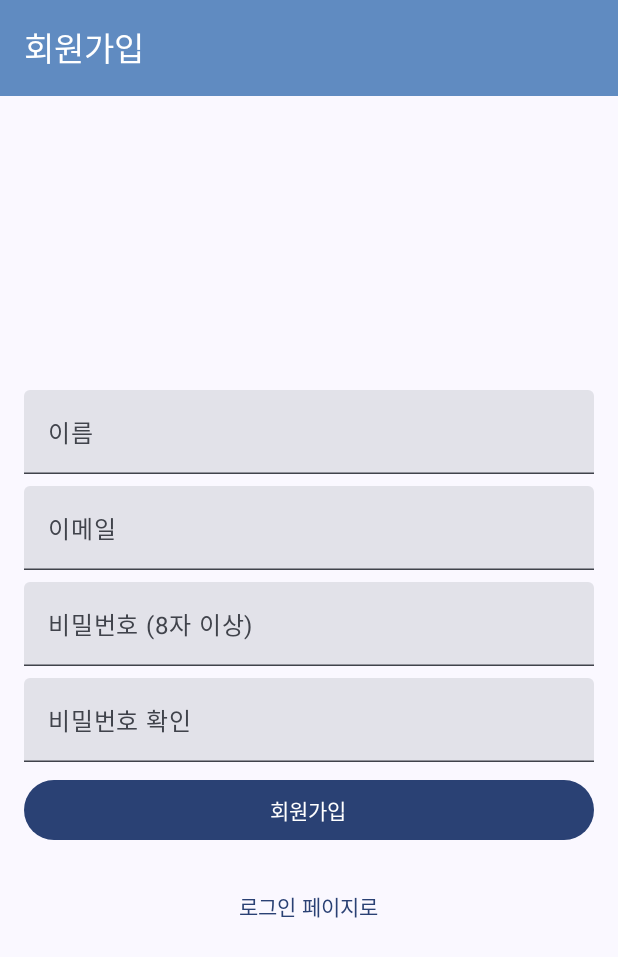
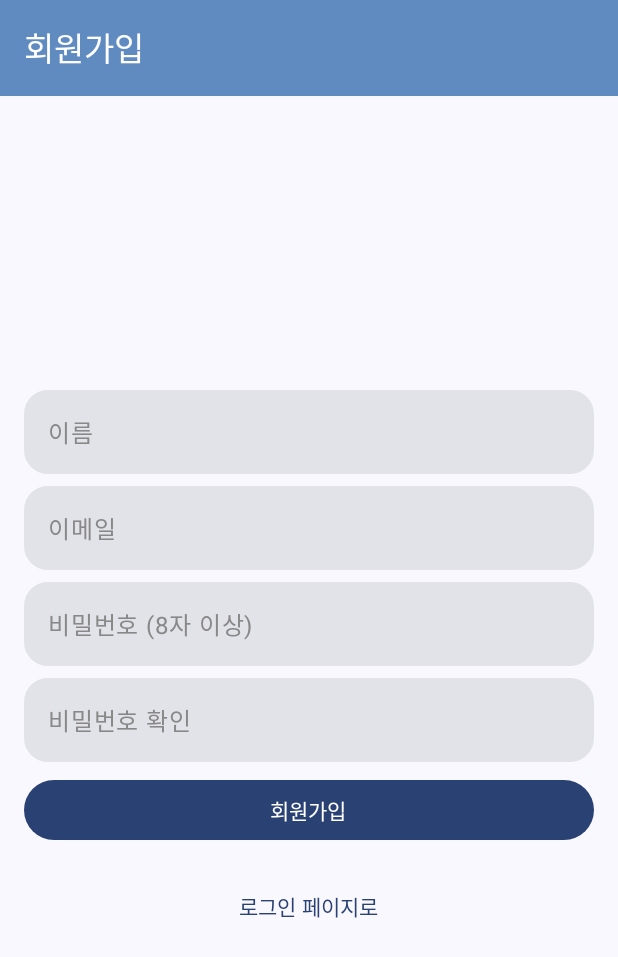
Before and after one commit to tesabel/mobileAppDevTeam25, an Android app built with Jetpack Compose: the SignUpPage screen opened through its navigation route, on a phone screen of 412 x 824 dp. Shown: the top 957 px of the screen. Run offline under Robolectric (Android 15) with nearby library versions, the phone set to English and light mode, and no system bars; our stand-ins replace Firebase (no records; nobody signed in at launch, a user with empty details on screens opened directly).

Commit message:
디자인 수정

```diff
--- a/app/src/main/java/com/example/doordonot/auth/SignUpPage.kt
+++ b/app/src/main/java/com/example/doordonot/auth/SignUpPage.kt
@@ -3,11 +3,13 @@
 package com.example.doordonot.auth
 
 import androidx.compose.foundation.layout.*
+import androidx.compose.foundation.shape.RoundedCornerShape
 import androidx.compose.foundation.text.KeyboardOptions
 import androidx.compose.material3.*
 import androidx.compose.runtime.*
 import androidx.compose.ui.Alignment
 import androidx.compose.ui.Modifier
+import androidx.compose.ui.graphics.Color
 import androidx.compose.ui.text.input.KeyboardType
 import androidx.compose.ui.text.input.PasswordVisualTransformation
 import androidx.compose.ui.unit.dp
@@ -16,6 +18,7 @@ import androidx.lifecycle.viewmodel.compose.viewModel
 import androidx.navigation.NavController
 import com.example.doordonot.ui.components.TopBar
 
+@OptIn(ExperimentalMaterial3Api::class)
 @Composable
 fun SignUpPage(
     navController: NavController,
@@ -45,7 +48,15 @@ fun SignUpPage(
                 modifier = Modifier.fillMaxWidth(),
                 keyboardOptions = KeyboardOptions(
                     keyboardType = KeyboardType.Text
-                )
+                ),
+                colors = TextFieldDefaults.textFieldColors(
+                    //backgroundColor = Color.White,
+                    focusedIndicatorColor = Color.Transparent,
+                    unfocusedIndicatorColor = Color.Transparent,
+                    focusedLabelColor = Color.Gray,
+                    unfocusedLabelColor = Color.Gray
+                ),
+                shape = RoundedCornerShape(16.dp) // 둥근 모서리
             )
             Spacer(modifier = Modifier.height(8.dp))
 
@@ -57,7 +68,15 @@ fun SignUpPage(
                 modifier = Modifier.fillMaxWidth(),
                 keyboardOptions = KeyboardOptions(
                     keyboardType = KeyboardType.Email
-                )
+                ),
+                colors = TextFieldDefaults.textFieldColors(
+                    //backgroundColor = Color.White,
+                    focusedIndicatorColor = Color.Transparent,
+                    unfocusedIndicatorColor = Color.Transparent,
+                    focusedLabelColor = Color.Gray,
+                    unfocusedLabelColor = Color.Gray
+                ),
+                shape = RoundedCornerShape(16.dp) // 둥근 모서리
             )
             Spacer(modifier = Modifier.height(8.dp))
 
@@ -70,7 +89,15 @@ fun SignUpPage(
                 keyboardOptions = KeyboardOptions(
                     keyboardType = KeyboardType.Password
                 ),
-                visualTransformation = PasswordVisualTransformation()
+                visualTransformation = PasswordVisualTransformation(),
+                colors = TextFieldDefaults.textFieldColors(
+                    //backgroundColor = Color.White,
+                    focusedIndicatorColor = Color.Transparent,
+                    unfocusedIndicatorColor = Color.Transparent,
+                    focusedLabelColor = Color.Gray,
+                    unfocusedLabelColor = Color.Gray
+                ),
+                shape = RoundedCornerShape(16.dp) // 둥근 모서리
             )
             Spacer(modifier = Modifier.height(8.dp))
 
@@ -83,7 +110,15 @@ fun SignUpPage(
                 keyboardOptions = KeyboardOptions(
                     keyboardType = KeyboardType.Password
                 ),
-                visualTransformation = PasswordVisualTransformation()
+                visualTransformation = PasswordVisualTransformation(),
+                colors = TextFieldDefaults.textFieldColors(
+                    //backgroundColor = Color.White,
+                    focusedIndicatorColor = Color.Transparent,
+                    unfocusedIndicatorColor = Color.Transparent,
+                    focusedLabelColor = Color.Gray,
+                    unfocusedLabelColor = Color.Gray
+                ),
+                shape = RoundedCornerShape(16.dp) // 둥근 모서리
             )
             Spacer(modifier = Modifier.height(8.dp))
 
--- a/app/src/main/java/com/example/doordonot/ui/HabitManagementPage.kt
+++ b/app/src/main/java/com/example/doordonot/ui/HabitManagementPage.kt
@@ -82,7 +82,7 @@ fun HabitManagementPage(
                 Box(
                     modifier = Modifier
                         .fillMaxSize()
-                       // .background(colorResource(id = R.color.beige))
+                        //.background(colorResource(id = R.color.beige))
                         .padding(padding)
                         .padding(4.dp)
                 ) {
@@ -264,7 +264,7 @@ fun DisplayingList(
                     )
                 }
 
-
+Column {
                 //-----------------------------체크박스 로직 -----------------------------------
                 Checkbox(
                     checked = dailyStatus.isChecked,
@@ -284,6 +284,7 @@ fun DisplayingList(
                 }) {
                     Icon(imageVector = Icons.Default.Delete, contentDescription = "Delete Habit")
                 }
+}
             }
         }
     }
```
